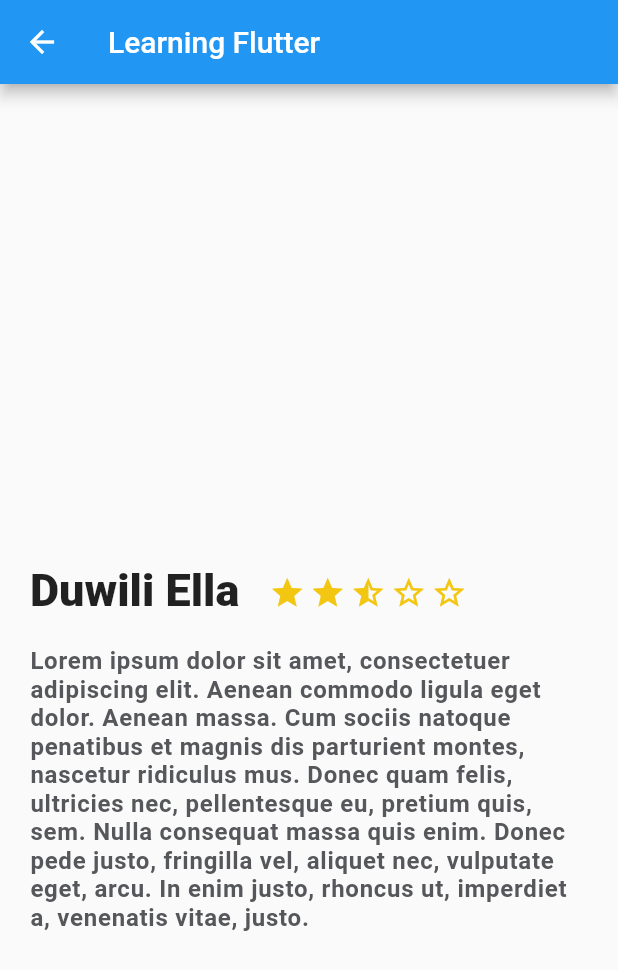
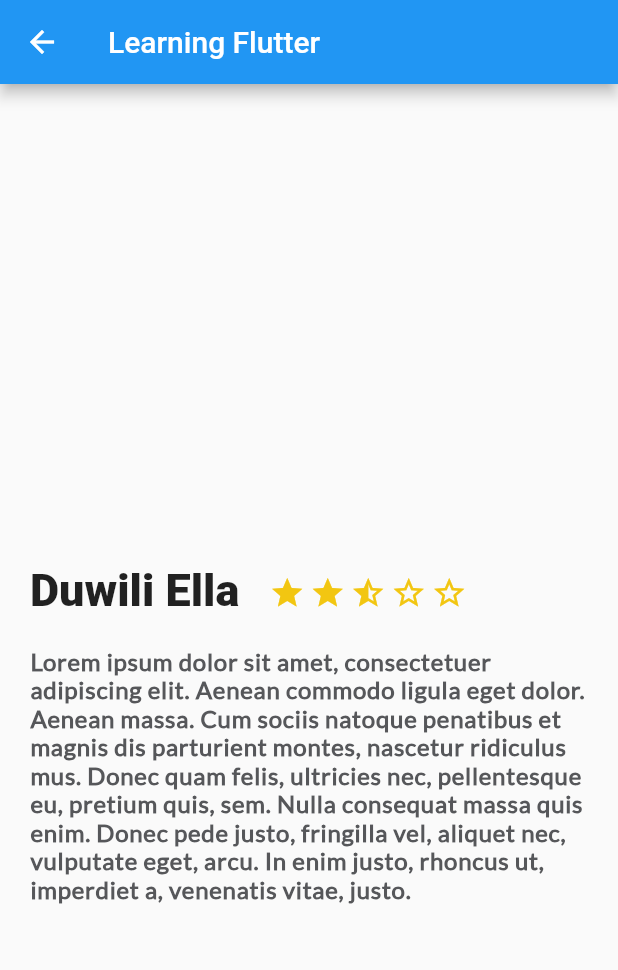
Before and after one commit to xergioalex/demo_flutter_app, a Flutter app: the screen it shows after launch, on a phone screen of 412 x 824 dp. Shown: the top 970 px of the screen. Run offline on Flutter 3.47's test engine with Material 2 defaults, Android fonts, the phone set to English and light mode, and no system bars.

Commit message:
Fonts added to pubspec.yaml

```diff
--- a/lib/components/description_place.dart
+++ b/lib/components/description_place.dart
@@ -83,6 +83,7 @@ class DescriptionPlace extends StatelessWidget{
         descriptionText,
         textAlign: TextAlign.left,
         style: TextStyle(
+          fontFamily: 'Lato',
           fontSize: 16.0,
           fontWeight: FontWeight.bold,
           color: Color(0xFF56575a),
--- a/pubspec.yaml
+++ b/pubspec.yaml
@@ -43,6 +43,12 @@ flutter:
   # To add assets to your application, add an assets section, like this:
   assets:
     - assets/images/zelda_bg.png
+
+  fonts:
+    - family: Lato
+      fonts:
+      - asset: assets/fonts/Lato-Regular.ttf
+
   #  - images/a_dot_ham.jpeg
 
   # An image asset can refer to one or more resolution-specific "variants", see
```
Also changed, not shown: assets/fonts/Lato-Regular.ttf (added). Lines whose indentation alone changed are shown as unchanged.
